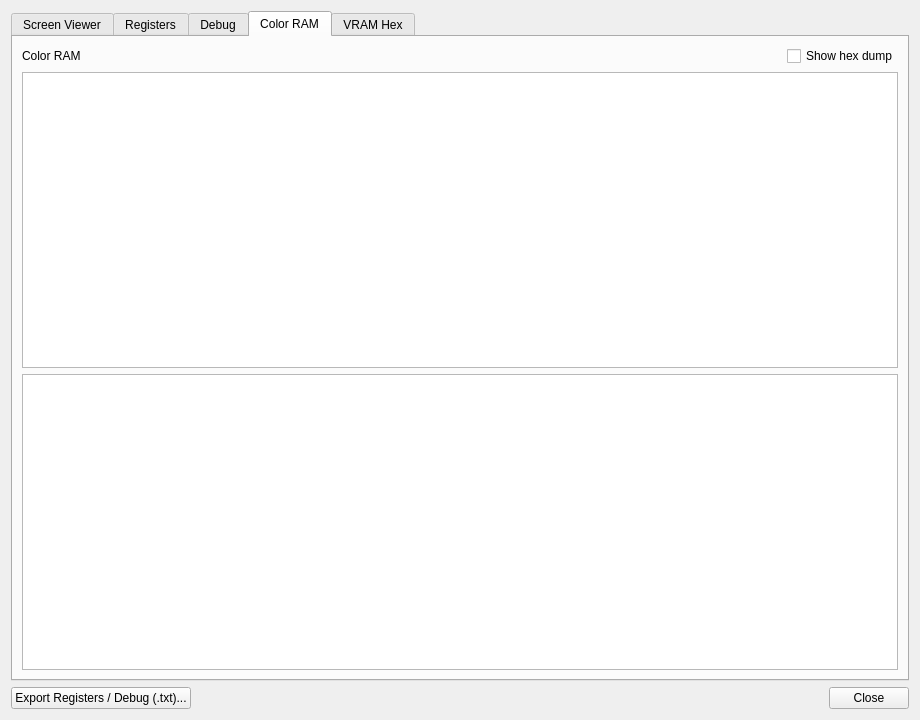
First picture: the form in yabause/src/port/qt/ui/UIDebugVDP2Viewer.ui, repository BenjaminSiskoo/Kronos_test, before the edit.
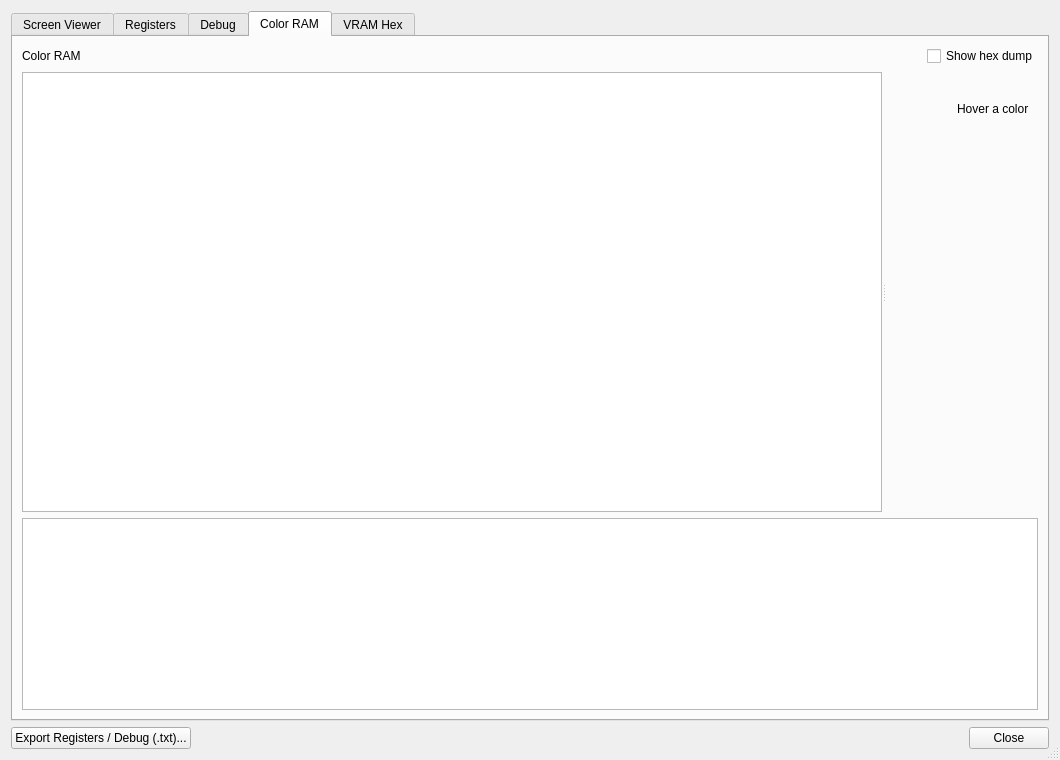
Second picture: the form after the edit. The open tabs and pages were chosen to show the change.

Commit message:
qt/vdp2 viewer: mise en page des onglets (panneau Color RAM, filtre, arbre Debug, Jump to)
Updated the UIDebugVDP2Viewer UI layout and properties, including resizing and adding new elements for improved functionality.

The edit to the form file:
```diff
--- a/yabause/src/port/qt/ui/UIDebugVDP2Viewer.ui
+++ b/yabause/src/port/qt/ui/UIDebugVDP2Viewer.ui
@@ -2,8 +2,9 @@
 <ui version="4.0">
  <class>UIDebugVDP2Viewer</class>
  <widget class="QDialog" name="UIDebugVDP2Viewer">
-  <property name="geometry"><rect><x>0</x><y>0</y><width>920</width><height>720</height></rect></property>
+  <property name="geometry"><rect><x>0</x><y>0</y><width>1060</width><height>760</height></rect></property>
   <property name="windowTitle"><string>VDP2 Viewer</string></property>
+  <property name="sizeGripEnabled"><bool>true</bool></property>
   <layout class="QVBoxLayout" name="vlay_root">
    <item>
     <widget class="QTabWidget" name="tabWidget">
@@ -79,14 +80,50 @@
      <!-- 3: Color RAM -->
      <widget class="QWidget" name="tabColorRam">
       <attribute name="title"><string>Color RAM</string></attribute>
-      <layout class="QVBoxLayout">
-       <item><layout class="QHBoxLayout">
+      <layout class="QVBoxLayout" name="vlCram" stretch="0,1,0">
+       <item><layout class="QHBoxLayout" name="hlCramTop">
         <item><widget class="QLabel" name="lCramInfo"><property name="text"><string>Color RAM</string></property></widget></item>
         <item><spacer name="hs3"><property name="orientation"><enum>Qt::Horizontal</enum></property><property name="sizeHint" stdset="0"><size><width>40</width><height>20</height></size></property></spacer></item>
         <item><widget class="QCheckBox" name="cbCramHex"><property name="text"><string>Show hex dump</string></property></widget></item>
        </layout></item>
-       <item><widget class="QGraphicsView" name="gvColorRam">
-        <property name="sizePolicy"><sizepolicy hsizetype="Expanding" vsizetype="Expanding"><horstretch>0</horstretch><verstretch>0</verstretch></sizepolicy></property>
+       <item><widget class="QSplitter" name="splitterCram">
+        <property name="orientation"><enum>Qt::Horizontal</enum></property>
+        <property name="childrenCollapsible"><bool>false</bool></property>
+        <widget class="QGraphicsView" name="gvColorRam">
+         <property name="sizePolicy"><sizepolicy hsizetype="Expanding" vsizetype="Expanding"><horstretch>3</horstretch><verstretch>0</verstretch></sizepolicy></property>
+         <property name="horizontalScrollBarPolicy"><enum>Qt::ScrollBarAlwaysOff</enum></property>
+         <property name="verticalScrollBarPolicy"><enum>Qt::ScrollBarAlwaysOff</enum></property>
+        </widget>
+        <widget class="QFrame" name="frCramPanel">
+         <property name="minimumWidth"><number>250</number></property>
+         <layout class="QVBoxLayout" name="vlCramPanel">
+          <item><layout class="QHBoxLayout" name="hlCramSel">
+           <item><widget class="QLabel" name="lCramSwatch">
+            <property name="minimumSize"><size><width>56</width><height>56</height></size></property>
+            <property name="maximumSize"><size><width>56</width><height>56</height></size></property>
+           </widget></item>
+           <item><widget class="QLabel" name="lCramTitle">
+            <property name="text"><string>Hover a color</string></property>
+            <property name="wordWrap"><bool>true</bool></property>
+           </widget></item>
+          </layout></item>
+          <item><widget class="QLabel" name="lCramDetail">
+           <property name="text"><string/></property>
+           <property name="wordWrap"><bool>true</bool></property>
+           <property name="alignment"><set>Qt::AlignLeading|Qt::AlignLeft|Qt::AlignTop</set></property>
+          </widget></item>
+          <item><widget class="QLabel" name="lCramDup">
+           <property name="text"><string/></property>
+           <property name="wordWrap"><bool>true</bool></property>
+           <property name="alignment"><set>Qt::AlignLeading|Qt::AlignLeft|Qt::AlignTop</set></property>
+          </widget></item>
+          <item><spacer name="vsCram"><property name="orientation"><enum>Qt::Vertical</enum></property><property name="sizeHint" stdset="0"><size><width>20</width><height>20</height></size></property></spacer></item>
+          <item><widget class="QLabel" name="lCramLegend">
+           <property name="text"><string/></property>
+           <property name="wordWrap"><bool>true</bool></property>
+          </widget></item>
+         </layout>
+        </widget>
        </widget></item>
        <item><widget class="QPlainTextEdit" name="pteColorRamHex">
         <property name="readOnly"><bool>true</bool></property>
```
Left out of the diff: 55 changed lines with no effect on the pictures.
